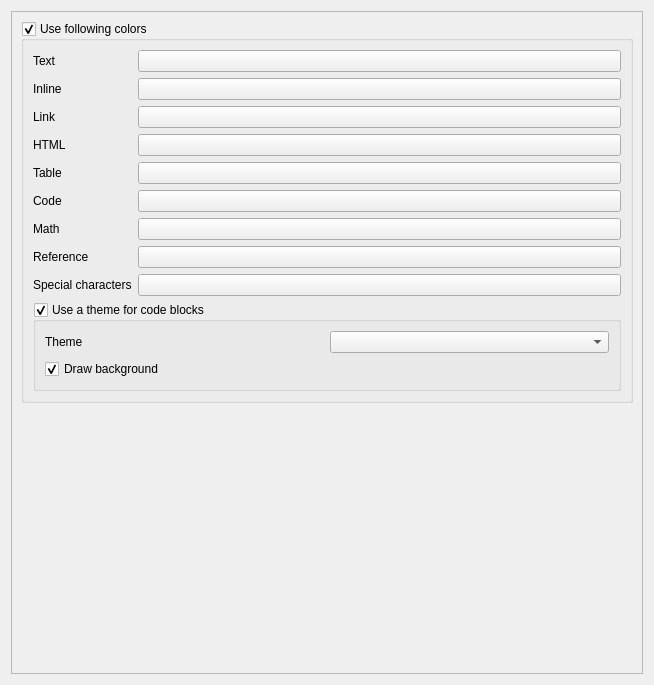
First picture: the form in src/editor/colors.ui, repository igormironchik/markdown-tools, before the edit.
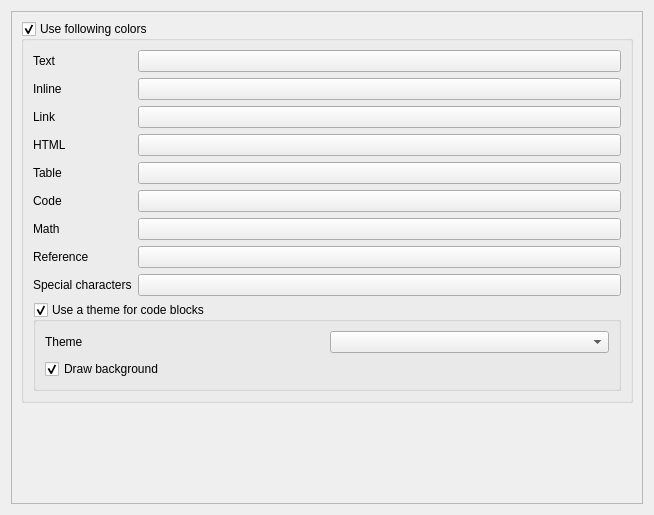
Second picture: the form after the edit. Custom widgets are drawn as their Qt base class.

What changed in the file:
```diff
--- a/src/editor/colors.ui
+++ b/src/editor/colors.ui
@@ -7,7 +7,7 @@
     <x>0</x>
     <y>0</y>
     <width>654</width>
-    <height>685</height>
+    <height>515</height>
    </rect>
   </property>
   <property name="windowTitle">
```
